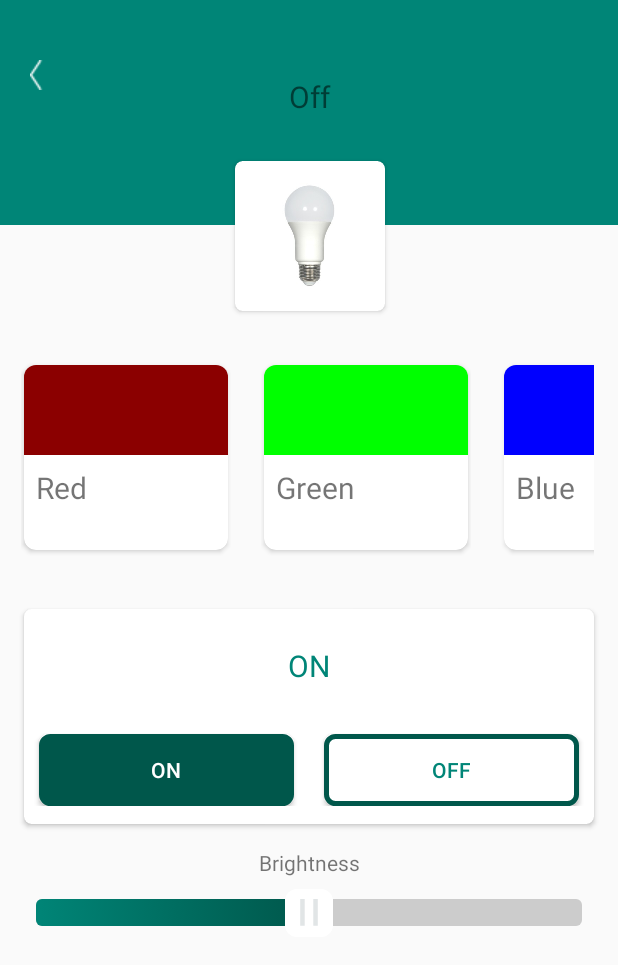
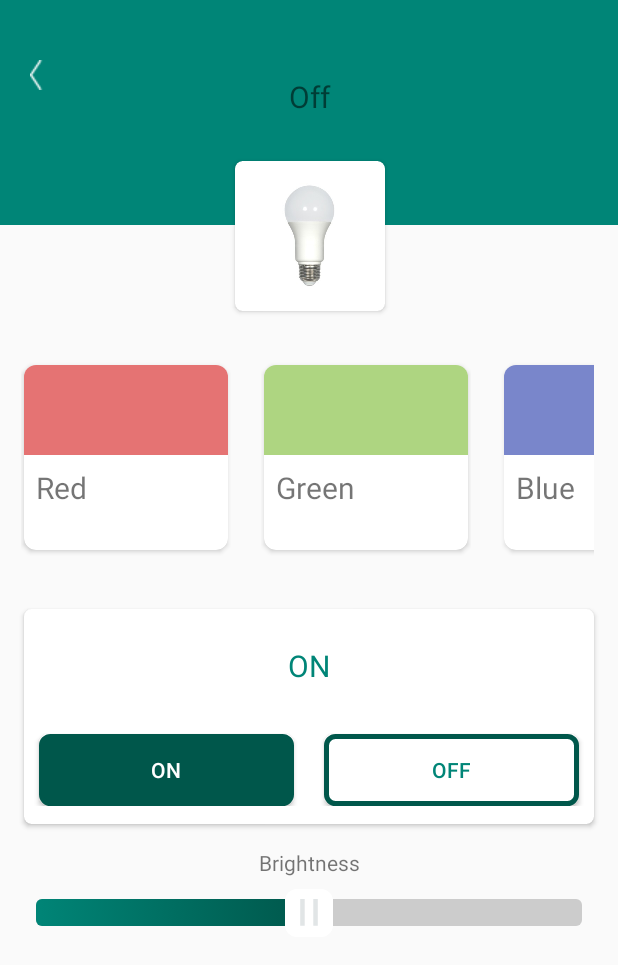
Before and after one commit to nghevabe/SmartApp4.0, an Android app: the LightController screen opened directly, with no data from a screen before it, on a phone screen of 412 x 824 dp. Shown: the top 965 px of the screen. Run offline under Robolectric (Android 15) with nearby library versions, the phone set to English and light mode, and no system bars.

Commit message:
[UI] change color for CardView of Light Controller

```diff
--- a/SmartApp2/app/src/main/res/values/colors.xml
+++ b/SmartApp2/app/src/main/res/values/colors.xml
@@ -7,12 +7,12 @@
     <color name="colorWhite">#ffffff</color>
     <color name="colorGrey">#cccccc</color>
     <color name="colorGrayInput">#EEEEEE</color>
-    <color name="colorRed">#8B0000</color>
-    <color name="colorGreen">#00FF00</color>
-    <color name="colorBlue">#0000FF</color>
-    <color name="colorYellow">#FFFF00</color>
-    <color name="colorViolet">#FF00FF</color>
-    <color name="colorAqua">#00FFFF</color>
+    <color name="colorRed">#e57373</color>
+    <color name="colorGreen">#AED581</color>
+    <color name="colorBlue">#7986CB</color>
+    <color name="colorYellow">#FFF176</color>
+    <color name="colorViolet">#BA68C8</color>
+    <color name="colorAqua">#4DD0E1</color>
     <color name="colorDark">#778899</color>
     <color name="colorCalifornian">#3DDAD7</color>
     <color name="colorChill">#AED9DA</color>
```
